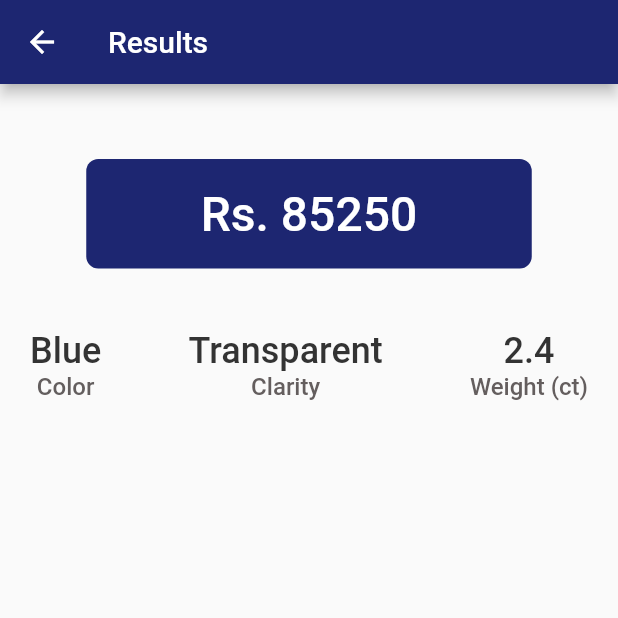
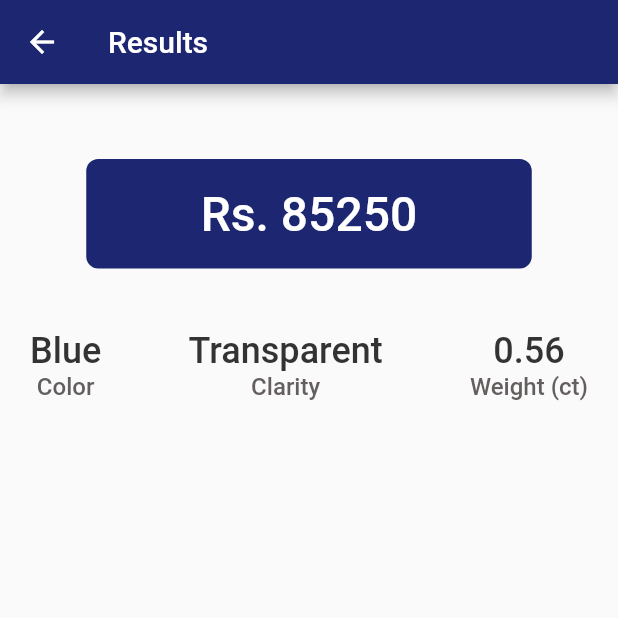
Before and after one commit to NuvinduSenarathne/Gemo_Mobile, a Flutter app: the PricePredictionResult screen opened directly, on a phone screen of 412 x 824 dp, the top half of it. Run offline on Flutter 3.47's test engine with Material 2 defaults, Android fonts, the phone set to English and light mode, and no system bars; our stand-ins replace camera, carousel_slider, cloud_firestore, firebase_auth, firebase_core, image_picker and 2 more; accounts and stored records are empty.

Commit message:
PricePredictionResult UI

```diff
--- a/lib/screens/pricePredictionResult.dart
+++ b/lib/screens/pricePredictionResult.dart
@@ -10,6 +10,12 @@ class PricePredictionResult extends StatefulWidget {
 }
 
 class _PricePredictionResultState extends State<PricePredictionResult> {
+  String selectedGemstone = 'Sapphire';
+  String selectedColor = 'Blue';
+  String selectedClarity = 'Transparent';
+  String selectedCut = 'Oval';
+  String selectedWeight = '0.56';
+
   @override
   Widget build(BuildContext context) {
     return Scaffold(
@@ -19,18 +25,14 @@ class _PricePredictionResultState extends State<PricePredictionResult> {
         title: const Text("Results"),
       ),
       body: Container(
-        // signinshowpasswordeF9 (1:7)
         padding: const EdgeInsets.fromLTRB(0, 50, 0, 0),
         width: double.infinity,
-        decoration: const BoxDecoration(
-            // color: Color(0xff1d2671),
-            ),
+        decoration: const BoxDecoration(),
         child: Column(
           crossAxisAlignment: CrossAxisAlignment.center,
           children: [
             Container(
-              // pricet9V (1:56)
-              margin: EdgeInsets.fromLTRB(0, 0, 0, 40),
+              margin: const EdgeInsets.fromLTRB(0, 0, 0, 40),
               width: 297,
               height: 73,
               decoration: BoxDecoration(
@@ -55,24 +57,19 @@ class _PricePredictionResultState extends State<PricePredictionResult> {
               mainAxisAlignment: MainAxisAlignment.spaceBetween,
               children: [
                 Padding(
-                  padding: EdgeInsets.fromLTRB(20, 0, 0, 0),
+                  padding: const EdgeInsets.fromLTRB(20, 0, 0, 0),
                   child: Column(
                     children: [
-                      Container(
-                        // margin: EdgeInsets.fromLTRB(0, 0, 0, 0),
-                        child: const Text(
-                          'Blue',
-                          style: TextStyle(
+                      Text(
+                        selectedColor,
+                        style: const TextStyle(
                           fontSize: 24,
                           fontWeight: FontWeight.w500,
                           height: 1.2175,
                           color: Color(0xff333333),
                         ),
                       ),
-                      ),
-                      Container(
-                        // margin: EdgeInsets.fromLTRB(0, 0, 83, 0),
-                        child: const Text(
+                      const Text(
                         'Color',
                         style: TextStyle(
                           fontSize: 16,
@@ -81,29 +78,22 @@ class _PricePredictionResultState extends State<PricePredictionResult> {
                           color: Color(0xff635e5e),
                         ),
                       ),
-                      ),
                     ],
                   ),
                 ),
                 Center(
                   child: Column(
                     children: [
-                      Container(
-                        // transparent2oR (1:61)
-                        // margin: EdgeInsets.fromLTRB(0, 0, 42, 0),
-                        child: const Text(
-                          'Transparent',
-                          style: TextStyle(
+                      Text(
+                        selectedClarity,
+                        style: const TextStyle(
                           fontSize: 24,
                           fontWeight: FontWeight.w500,
                           height: 1.2175,
                           color: Color(0xff333333),
                         ),
                       ),
-                      ),
-                      Container(
-                        // margin: EdgeInsets.fromLTRB(0, 0, 64, 0),
-                        child: const Text(
+                      const Text(
                         'Clarity',
                         style: TextStyle(
                           fontSize: 16,
@@ -112,26 +102,23 @@ class _PricePredictionResultState extends State<PricePredictionResult> {
                           color: Color(0xff645e5e),
                         ),
                       ),
-                      ),
                     ],
                   ),
                 ),
-                const Padding(
-                  padding: EdgeInsets.fromLTRB(0, 0, 20, 0),
+                Padding(
+                  padding: const EdgeInsets.fromLTRB(0, 0, 20, 0),
                   child: Column(
                     children: [
                       Text(
-                        // Lp7 (1:62)
-                        '2.4',
-                        style: TextStyle(
+                        selectedWeight,
+                        style: const TextStyle(
                           fontSize: 24,
                           fontWeight: FontWeight.w500,
                           height: 1.2175,
                           color: Color(0xff333333),
                         ),
                       ),
-                      Text(
-                        // weightctY31 (1:64)
+                      const Text(
                         'Weight (ct)',
                         style: TextStyle(
                           fontSize: 16,
```
Lines whose indentation alone changed are shown as unchanged.
